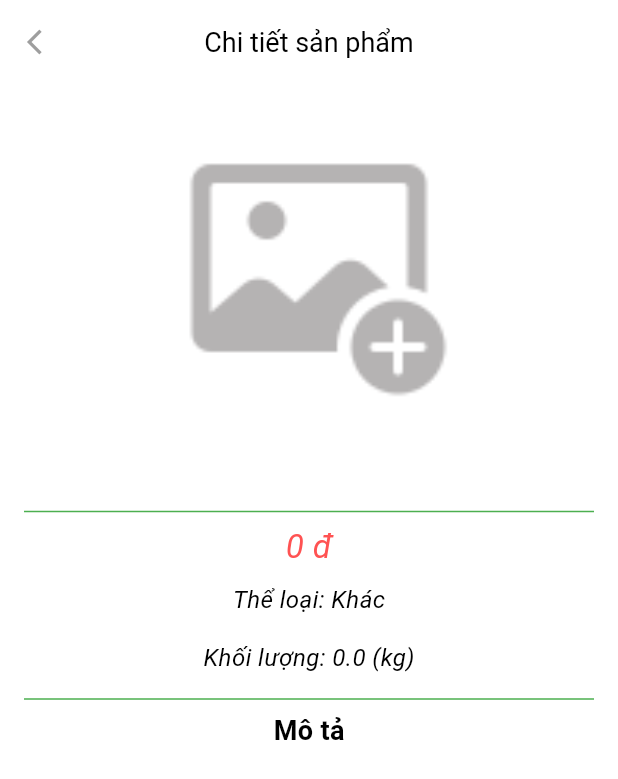
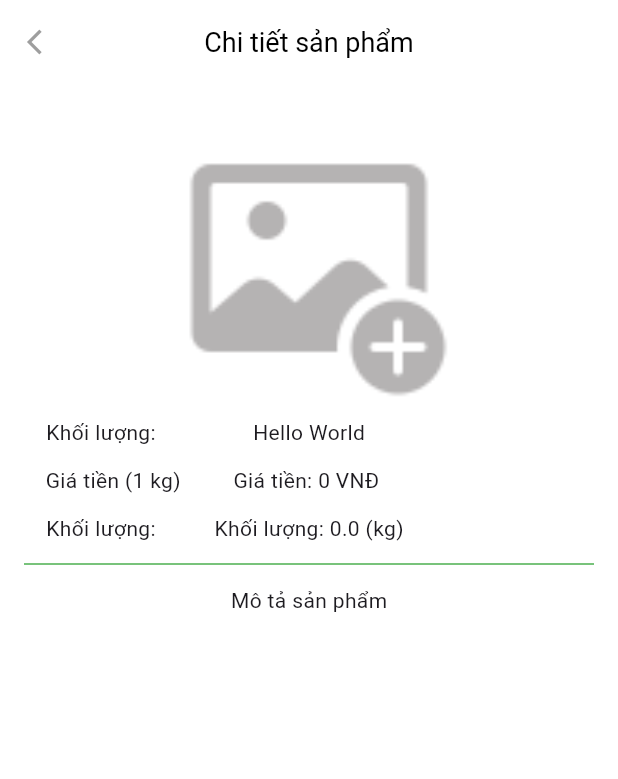
Before and after one commit to VuXuanHoang2003/3TApp_Android, a Flutter app: the ProductDetailsScreen screen opened directly with empty values, on a phone screen of 412 x 824 dp. Shown: the top 779 px of the screen. Run offline on Flutter 3.47's test engine with Material 3 defaults, Android fonts, the phone set to English and light mode, and no system bars; our stand-ins replace awesome_notifications, badges, cloud_firestore, contained_tab_bar_view, dio, firebase_auth and 11 more; missing offline and left inert: awesome_notifications_fcm, dart:ffi; accounts and stored records are empty.

Commit message:
product detail view

```diff
--- a/lib/main.dart
+++ b/lib/main.dart
@@ -14,7 +14,8 @@ import 'package:intl/intl.dart';
 
 GlobalKey<NavigatorState> navigationKey = GlobalKey();
 
-final formatCurrency = NumberFormat.currency(locale: 'vi',decimalDigits: 0,symbol: 'đ');
+final formatCurrency =
+    NumberFormat.currency(locale: 'vi', decimalDigits: 0, symbol: 'VNĐ');
 
 Future<void> main() async {
   await WidgetsFlutterBinding.ensureInitialized();
--- a/lib/view/common_view/product_details_screen.dart
+++ b/lib/view/common_view/product_details_screen.dart
@@ -58,12 +58,56 @@ class _ProductDetailsScreenState extends State<ProductDetailsScreen> {
             crossAxisAlignment: CrossAxisAlignment.center,
             children: [
               productItemImage(),
+              const Padding(
+                padding: EdgeInsets.all(6),
+                child: Stack(
+                  children: [
+                    Align(
+                      alignment: AlignmentDirectional(-0.94, 0),
+                      child: Text(
+                        'Khối lượng: ',
+                      ),
+                    ),
+                    Align(
+                      alignment: AlignmentDirectional(0, 0),
+                      child: Text(
+                        'Hello World',
+                      ),
+                    ),
+                  ],
+                ),
+              ),
               Padding(
-                padding: const EdgeInsets.symmetric(vertical: 16),
-                child: Text(
-                  widget.product.name,
-                  textAlign: TextAlign.center,
-                  style: TextStyle(color: Colors.black, fontSize: 20, fontWeight: FontWeight.bold),
+                padding: EdgeInsets.all(6),
+                child: Stack(
+                  children: [
+                    Align(
+                      alignment: AlignmentDirectional(0, 0),
+                      child: Text(
+                        "Giá tiền: ${formatCurrency.format(widget.product.price)} ",
+                      ),
+                    ),
+                    Align(
+                      alignment: AlignmentDirectional(-0.94, 0),
+                      child: Text('Giá tiền (1 kg)'),
+                    ),
+                  ],
+                ),
+              ),
+              // Generated code for this Stack Widget...
+              Padding(
+                padding: const EdgeInsets.all(6),
+                child: Stack(
+                  children: [
+                    Align(
+                      alignment: AlignmentDirectional(0, 0),
+                      child: Text("Khối lượng: ${widget.product.mass} (kg)"),
+                    ),
+                    Align(
+                      alignment: AlignmentDirectional(-0.94, 0),
+                      child: Text('Khối lượng: '),
+                    ),
+                  ],
                 ),
               ),
               const Divider(
@@ -71,42 +115,21 @@ class _ProductDetailsScreenState extends State<ProductDetailsScreen> {
                 color: Colors.green,
                 height: 16,
               ),
-              Text(
-                "${formatCurrency.format(widget.product.price)}",
-                style: TextStyle(color: Colors.redAccent, fontSize: 22, fontStyle: FontStyle.italic),
-              ),
-              Padding(
-                padding: const EdgeInsets.symmetric(vertical: 8),
-                child: Text(
-                  "Thể loại: ${CommonFunc.getSenDaNameByType(widget.product.type)}",
-                  style: TextStyle(color: Colors.black, fontSize: 16, fontStyle: FontStyle.italic),
+              Align(
+                alignment: AlignmentDirectional(0, 0),
+                child: Padding(
+                  padding: EdgeInsets.all(6),
+                  child: Text('Mô tả sản phẩm'),
                 ),
               ),
-              Padding(
-                padding: const EdgeInsets.symmetric(vertical: 8),
-                child: Text(
-                  "Khối lượng: ${widget.product.mass} (kg)", // Hiển thị khối lượng sản phẩm
-                  style: TextStyle(color: Colors.black, fontSize: 16, fontStyle: FontStyle.italic),
+              const Padding(padding: EdgeInsets.only(top: 8)),
+              Align(
+                alignment: AlignmentDirectional(0, 0),
+                child: Padding(
+                  padding: EdgeInsets.all(8),
+                  child: Text(widget.product.description),
                 ),
-              ),
-              const Divider(
-                thickness: 1,
-                color: Colors.green,
-                height: 16,
-              ),
-              Text(
-                "Mô tả",
-                style: TextStyle(color: Colors.black, fontSize: 18, fontWeight: FontWeight.bold),
-              ),
-              const Padding(padding: EdgeInsets.only(top: 8)),
-              Text(
-                widget.product.description,
-                textAlign: TextAlign.justify,
-                style: TextStyle(
-                  color: Colors.black87,
-                  fontSize: 16,
-                ),
-              ),
+              )
             ],
           ),
         ),
@@ -149,7 +172,8 @@ class _ProductDetailsScreenState extends State<ProductDetailsScreen> {
 
   void getAllImageUrls() async {
     try {
-      ListResult result = await FirebaseStorage.instance.ref(widget.product.image).listAll();
+      ListResult result =
+          await FirebaseStorage.instance.ref(widget.product.image).listAll();
       List<String> urls = [];
       for (Reference ref in result.items) {
         String url = await ref.getDownloadURL();
--- a/pubspec.yaml
+++ b/pubspec.yaml
@@ -32,6 +32,7 @@ dependencies:
     sdk: flutter
 
 
+
   # The following adds the Cupertino Icons font to your application.
   # Use with the CupertinoIcons class for iOS style icons.
   google_sign_in: 6.1.6
@@ -56,7 +57,7 @@ dependencies:
   geolocator: ^8.0.1
   google_place: ^0.4.3 # for autocomplete search of Google Places
   flutter_google_places: ^0.3.0
-  url_launcher: ^6.1.5 # to launch URLs
+  url_launcher: ^6.1.5-nullsafety # to launch URLs
   geocoding: ^2.1.1
 dev_dependencies:
   flutter_test:
```
Also changed, not shown: lib/view/common_view/product_item_customer_view.dart (+19 -9 lines), pubspec.lock.
